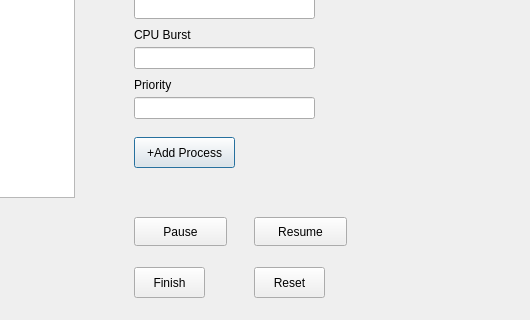
The window that qt_gui/secondwindow.ui (Sarah-Tarek/CPU-Scheduling-Algorithms) describes before a commit, drawn with Qt 5; both pictures show x 366 to 896 and y 223 to 543 of the 896 by 543 pixel window.
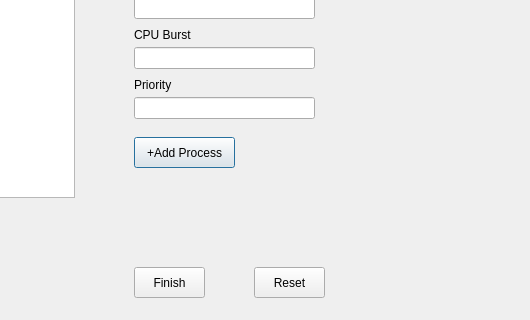
The same window after the commit.

Commit message: remove pause

```diff
--- a/qt_gui/secondwindow.ui
+++ b/qt_gui/secondwindow.ui
@@ -193,32 +193,6 @@
     <string>Reset</string>
    </property>
   </widget>
-  <widget class="QPushButton" name="Pause_PushButton">
-   <property name="geometry">
-    <rect>
-     <x>500</x>
-     <y>440</y>
-     <width>93</width>
-     <height>29</height>
-    </rect>
-   </property>
-   <property name="text">
-    <string>Pause</string>
-   </property>
-  </widget>
-  <widget class="QPushButton" name="Resume_PushButton">
-   <property name="geometry">
-    <rect>
-     <x>620</x>
-     <y>440</y>
-     <width>93</width>
-     <height>29</height>
-    </rect>
-   </property>
-   <property name="text">
-    <string>Resume</string>
-   </property>
-  </widget>
  </widget>
  <resources/>
  <connections/>
```
The commit also changes 3 other files.
